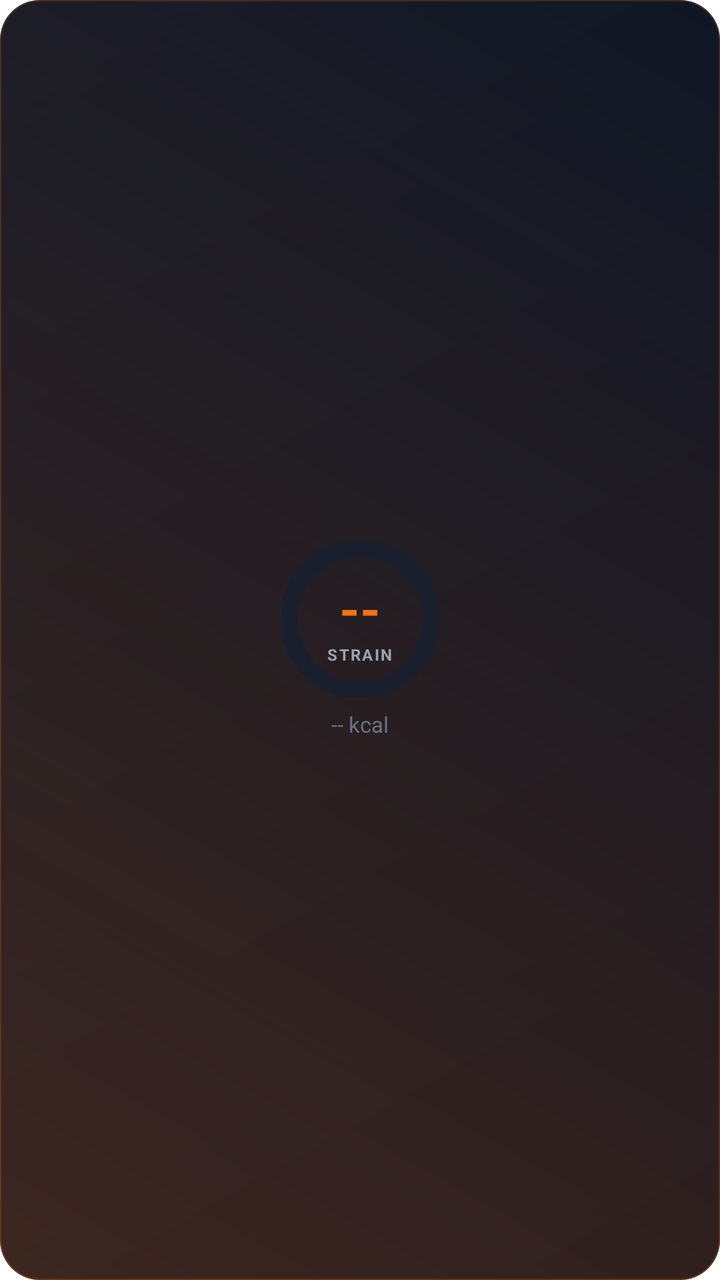
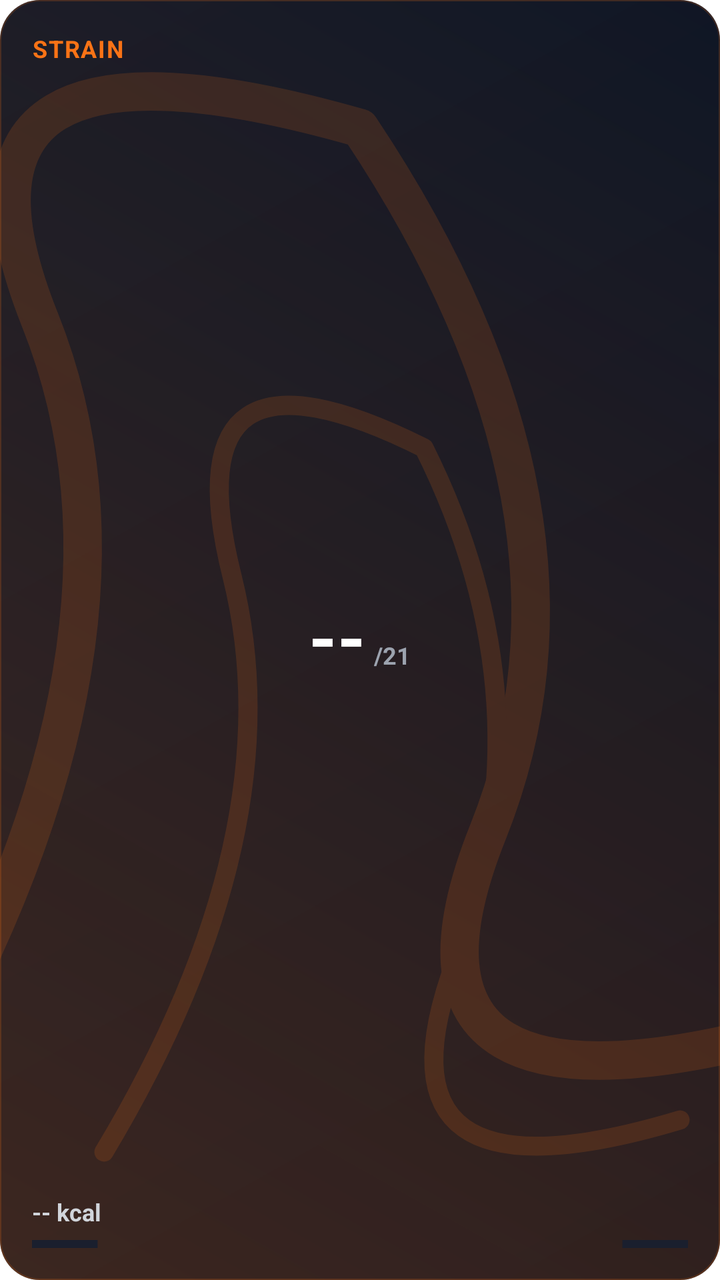

Screens rendered from an Android XML layout before and after an edit, with the pre-edit source and the edit as a unified diff.
<!-- AndroidManifest.xml: fallback theme Theme.MaterialComponents.DayNight.NoActionBar -->
<!-- res/layout/widget_strain.xml -->
<?xml version="1.0" encoding="utf-8"?>
<FrameLayout xmlns:android="http://schemas.android.com/apk/res/android"
    android:id="@+id/widget_root"
    android:layout_width="match_parent"
    android:layout_height="match_parent"
    android:background="@drawable/widget_bg_strain"
    android:padding="16dp">

    <LinearLayout
        android:layout_width="wrap_content"
        android:layout_height="wrap_content"
        android:layout_gravity="center"
        android:gravity="center_horizontal"
        android:orientation="vertical">

        <FrameLayout
            android:layout_width="78dp"
            android:layout_height="78dp">

            <ProgressBar
                android:id="@+id/strain_progress"
                style="?android:attr/progressBarStyleHorizontal"
                android:layout_width="78dp"
                android:layout_height="78dp"
                android:indeterminate="false"
                android:max="21"
                android:progress="0"
                android:progressDrawable="@drawable/widget_circular_progress_blue" />

            <LinearLayout
                android:layout_width="match_parent"
                android:layout_height="match_parent"
                android:gravity="center"
                android:orientation="vertical">

                <TextView
                    android:id="@+id/widget_strain_score"
                    android:layout_width="wrap_content"
                    android:layout_height="wrap_content"
                    android:text="--"
                    android:textColor="#F97316"
                    android:textSize="26sp"
                    android:textStyle="bold" />

                <TextView
                    android:layout_width="wrap_content"
                    android:layout_height="wrap_content"
                    android:text="STRAIN"
                    android:textAllCaps="true"
                    android:textColor="#9CA3AF"
                    android:textSize="8sp"
                    android:textStyle="bold"
                    android:letterSpacing="0.1" />

            </LinearLayout>

        </FrameLayout>

        <TextView
            android:id="@+id/widget_strain_calories"
            android:layout_width="wrap_content"
            android:layout_height="wrap_content"
            android:layout_marginTop="6dp"
            android:text="-- kcal"
            android:textColor="#6B7280"
            android:textSize="11sp" />

    </LinearLayout>

</FrameLayout>
<!-- resources referenced by this layout -->
<resources>
  <!-- drawable widget_bg_strain (drawable) -->
  <?xml version="1.0" encoding="utf-8"?>
  <layer-list xmlns:android="http://schemas.android.com/apk/res/android">
  
      
      <item>
          <shape android:shape="rectangle">
              <gradient
                  android:startColor="#0B1120"
                  android:endColor="#111827"
                  android:angle="135"
                  android:type="linear" />
              <corners android:radius="20dp" />
          </shape>
      </item>
  
      
      <item>
          <shape android:shape="rectangle">
              <gradient
                  android:startColor="#33F97316"
                  android:endColor="#00000000"
                  android:angle="45"
                  android:type="linear" />
              <corners android:radius="20dp" />
          </shape>
      </item>
  
      
      <item>
          <shape android:shape="rectangle">
              <stroke
                  android:width="0.5dp"
                  android:color="#33F97316" />
              <corners android:radius="20dp" />
              <solid android:color="@android:color/transparent" />
          </shape>
      </item>
  
  </layer-list>
  <!-- drawable widget_circular_progress_blue (drawable) -->
  <?xml version="1.0" encoding="utf-8"?>
  <layer-list xmlns:android="http://schemas.android.com/apk/res/android">
  
      
      <item>
          <shape
              android:shape="ring"
              android:innerRadiusRatio="2.5"
              android:thicknessRatio="9"
              android:useLevel="false">
              <solid android:color="#1A1F2E" />
          </shape>
      </item>
  
      
      <item>
          <rotate
              android:fromDegrees="270"
              android:toDegrees="270"
              android:pivotX="50%"
              android:pivotY="50%">
              <shape
                  android:shape="ring"
                  android:innerRadiusRatio="2.5"
                  android:thicknessRatio="9"
                  android:useLevel="true">
                  <solid android:color="#F97316" />
              </shape>
          </rotate>
      </item>
  
  </layer-list>
</resources>

<!-- the commit's change to res/layout/widget_strain.xml (unified diff, before → after) -->
@@ -3,68 +3,87 @@
     android:id="@+id/widget_root"
     android:layout_width="match_parent"
     android:layout_height="match_parent"
-    android:background="@drawable/widget_bg_strain"
-    android:padding="16dp">
+    android:background="@drawable/widget_bg_strain">
 
-    <LinearLayout
-        android:layout_width="wrap_content"
-        android:layout_height="wrap_content"
-        android:layout_gravity="center"
-        android:gravity="center_horizontal"
-        android:orientation="vertical">
+    <ImageView
+        android:layout_width="match_parent"
+        android:layout_height="match_parent"
+        android:src="@drawable/vector_strain_bg"
+        android:scaleType="centerCrop" />
 
-        <FrameLayout
-            android:layout_width="78dp"
-            android:layout_height="78dp">
+    <RelativeLayout
+        android:layout_width="match_parent"
+        android:layout_height="match_parent"
+        android:padding="16dp">
 
-            <ProgressBar
-                android:id="@+id/strain_progress"
-                style="?android:attr/progressBarStyleHorizontal"
-                android:layout_width="78dp"
-                android:layout_height="78dp"
-                android:indeterminate="false"
-                android:max="21"
-                android:progress="0"
-                android:progressDrawable="@drawable/widget_circular_progress_blue" />
+        <TextView
+            android:layout_width="wrap_content"
+            android:layout_height="wrap_content"
+            android:layout_alignParentTop="true"
+            android:layout_alignParentStart="true"
+            android:text="STRAIN"
+            android:textColor="#F97316"
+            android:textSize="12sp"
+            android:textStyle="bold"
+            android:letterSpacing="0.05" />
+
+        <LinearLayout
+            android:layout_width="wrap_content"
+            android:layout_height="wrap_content"
+            android:layout_centerInParent="true"
+            android:orientation="vertical"
+            android:gravity="center">
 
             <LinearLayout
-                android:layout_width="match_parent"
-                android:layout_height="match_parent"
-                android:gravity="center"
-                android:orientation="vertical">
-
+                android:layout_width="wrap_content"
+                android:layout_height="wrap_content"
+                android:orientation="horizontal"
+                android:gravity="bottom">
                 <TextView
                     android:id="@+id/widget_strain_score"
                     android:layout_width="wrap_content"
                     android:layout_height="wrap_content"
                     android:text="--"
-                    android:textColor="#F97316"
-                    android:textSize="26sp"
-                    android:textStyle="bold" />
-
+                    android:textColor="#FFFFFF"
+                    android:textSize="36sp"
+                    android:textStyle="bold"
+                    android:includeFontPadding="false" />
                 <TextView
                     android:layout_width="wrap_content"
                     android:layout_height="wrap_content"
-                    android:text="STRAIN"
-                    android:textAllCaps="true"
+                    android:layout_marginStart="4dp"
+                    android:text="/21"
                     android:textColor="#9CA3AF"
-                    android:textSize="8sp"
-                    android:textStyle="bold"
-                    android:letterSpacing="0.1" />
+                    android:textSize="12sp"
+                    android:textStyle="bold" />
+            </LinearLayout>
+        </LinearLayout>
 
-            </LinearLayout>
+        <LinearLayout
+            android:layout_width="match_parent"
+            android:layout_height="wrap_content"
+            android:layout_alignParentBottom="true"
+            android:orientation="vertical">
 
-        </FrameLayout>
+            <TextView
+                android:id="@+id/widget_strain_calories"
+                android:layout_width="wrap_content"
+                android:layout_height="wrap_content"
+                android:text="-- kcal"
+                android:textColor="#D1D5DB"
+                android:textSize="12sp"
+                android:textStyle="bold"
+                android:layout_marginBottom="6dp" />
 
-        <TextView
-            android:id="@+id/widget_strain_calories"
-            android:layout_width="wrap_content"
-            android:layout_height="wrap_content"
-            android:layout_marginTop="6dp"
-            android:text="-- kcal"
-            android:textColor="#6B7280"
-            android:textSize="11sp" />
-
-    </LinearLayout>
-
+            <ProgressBar
+                android:id="@+id/strain_progress"
+                style="?android:attr/progressBarStyleHorizontal"
+                android:layout_width="match_parent"
+                android:layout_height="4dp"
+                android:indeterminate="false"
+                android:max="210"
+                android:progress="0"
+                android:progressDrawable="@drawable/widget_circular_progress_blue" />
+        </LinearLayout>
+    </RelativeLayout>
 </FrameLayout>
<!-- resource entries referenced after the edit -->
@@ -1,5 +1,26 @@
 <!-- resources referenced by this layout -->
 <resources>
+  <!-- drawable vector_strain_bg (drawable) -->
+  <vector xmlns:android="http://schemas.android.com/apk/res/android"
+      android:width="200dp"
+      android:height="200dp"
+      android:viewportWidth="200"
+      android:viewportHeight="200"
+      android:alpha="0.15">
+      
+      <path
+          android:strokeColor="#F97316"
+          android:strokeWidth="6"
+          android:strokeLineCap="round"
+          android:strokeLineJoin="round"
+          android:pathData="M 30,170 Q 70,100 50,50 T 100,20 Q 140,80 120,130 T 170,160" />
+      <path
+          android:strokeColor="#F97316"
+          android:strokeWidth="3"
+          android:strokeLineCap="round"
+          android:strokeLineJoin="round"
+          android:pathData="M 60,180 Q 90,130 80,90 T 110,70 Q 130,110 115,150 T 150,175" />
+  </vector>
   <!-- drawable widget_bg_strain (drawable) -->
   <?xml version="1.0" encoding="utf-8"?>
   <layer-list xmlns:android="http://schemas.android.com/apk/res/android">
